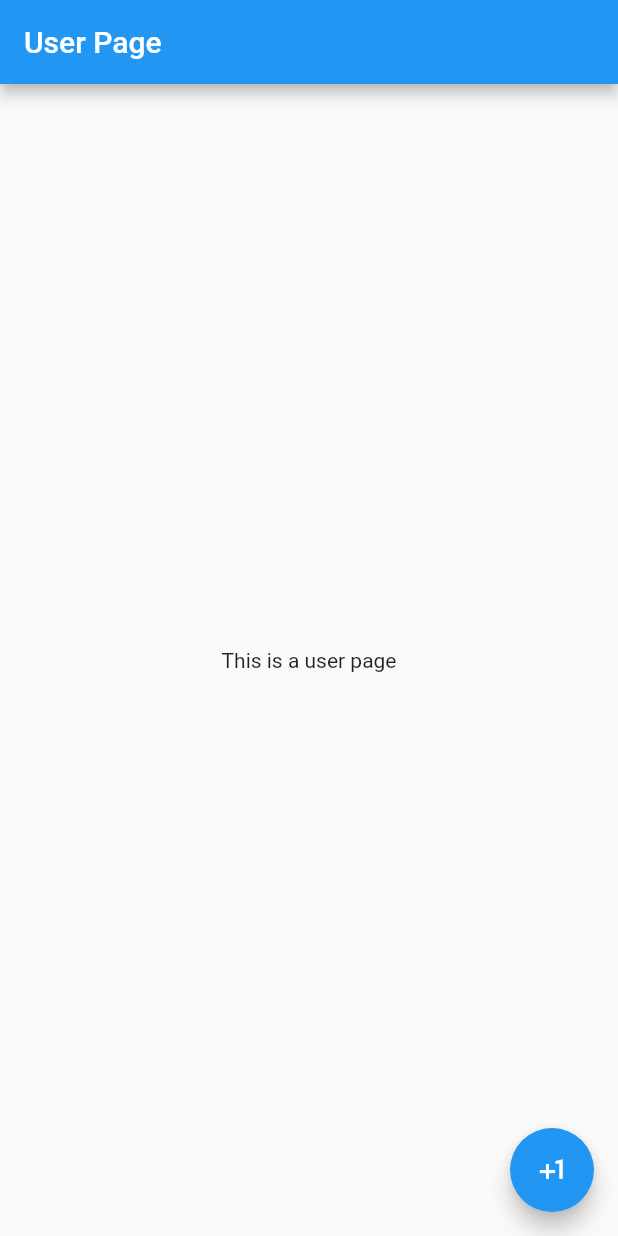
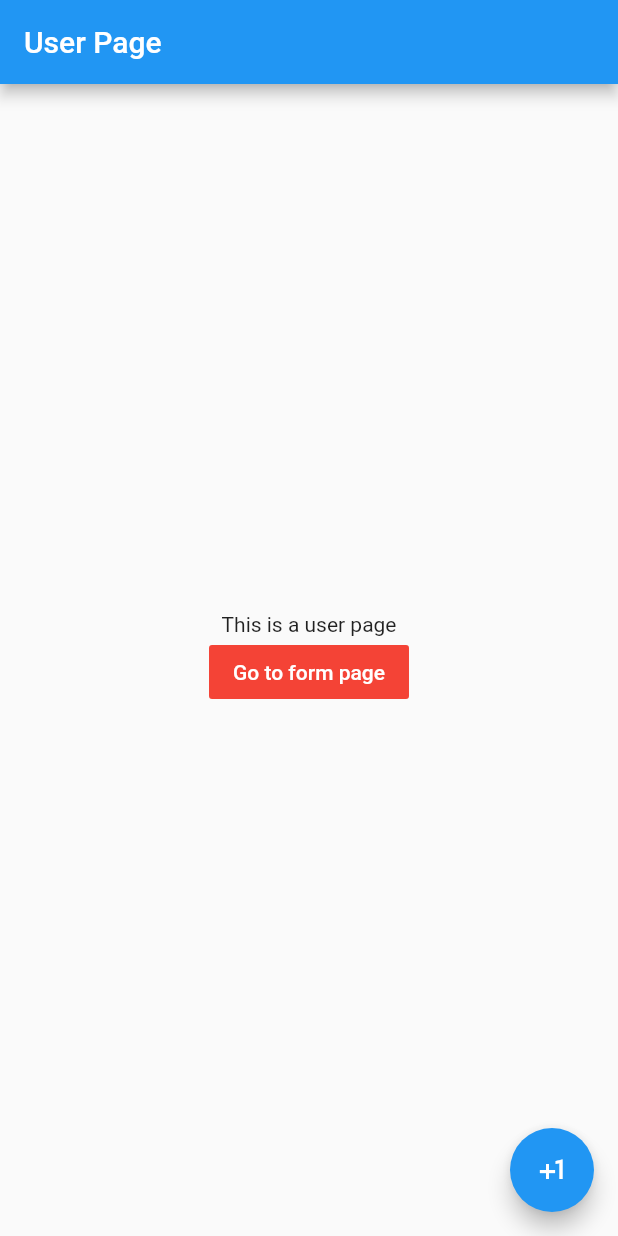
Before and after one commit to fluttersgblk71/dartOverflow, a Flutter app: the screen it shows after launch, on a phone screen of 412 x 824 dp. Run offline on Flutter 3.47's test engine with Material 2 defaults, Android fonts, the phone set to English and light mode, and no system bars.

Commit message:
sample routing button

```diff
--- a/lib/form.dart
+++ b/lib/form.dart
@@ -1,15 +1,15 @@
 
 import 'package:flutter/material.dart';
 
-class Form extends StatefulWidget {
+class FormPage extends StatefulWidget {
 
-  Form({Key key}) : super(key: key);
+  FormPage({Key key}) : super(key: key);
 
   @override
   _FormState createState() => _FormState();
 }
 
-class _FormState extends State<Form> {
+class _FormState extends State<FormPage> {
   @override
   Widget build(BuildContext context) {
     return Scaffold(
--- a/lib/user.dart
+++ b/lib/user.dart
@@ -1,5 +1,5 @@
-
 import 'package:flutter/material.dart';
+import './form.dart';
 
 class User extends StatefulWidget {
 
@@ -16,8 +16,26 @@ class _UserState extends State<User> {
       appBar: AppBar(
         title: Text("User Page"),
       ),
-      body: Center(
-        child: Text("This is a user page"),
+      body: Column(
+        mainAxisAlignment: MainAxisAlignment.center,
+        children: <Widget>[
+          Center(
+            child: Text("This is a user page"),
+          ),
+          FlatButton(
+            onPressed: () {
+              Navigator.push(
+                context,
+                PageRouteBuilder(
+                  pageBuilder: (context, anim1, anim2) => FormPage()
+                )
+              );
+            },
+            color: Colors.red,
+            textColor: Colors.white,
+            child: Text('Go to form page'),
+          )
+        ],
       ),
       floatingActionButton: FloatingActionButton(
         onPressed: () {
```
